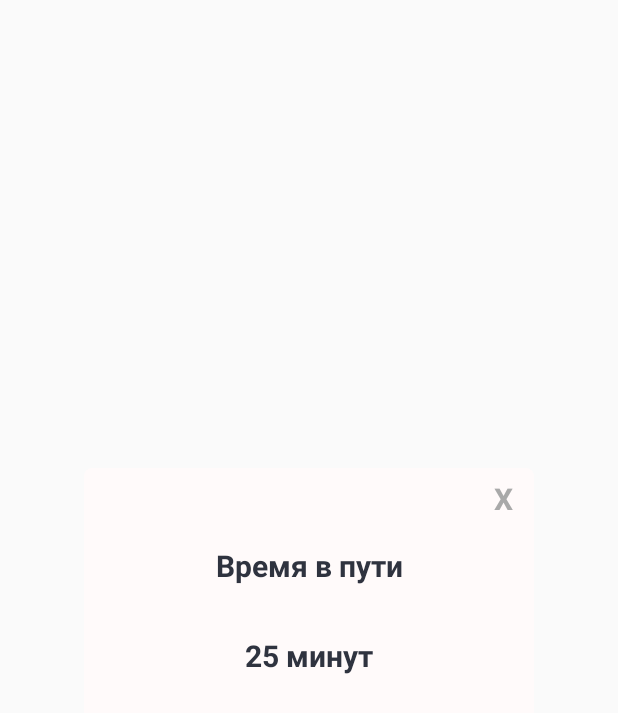
After one commit to Nefedov-Nikita/SubwayProject, an Android app: the layout time.xml on its own in the app's theme, with its tools: preview values and no code run, on a phone screen of 412 x 824 dp. The commit adds this screen. Shown: the top 713 px of the screen. Run offline under Robolectric (Android 15) with nearby library versions, the phone set to English and light mode, and no system bars.

Commit message:
Show time distance
Вывод времени в пути, доп фиксы

```diff
--- a/MapView-master/demo/src/main/java/com/onlylemi/mapview/ShortestPath.java
+++ b/MapView-master/demo/src/main/java/com/onlylemi/mapview/ShortestPath.java
@@ -179,6 +179,8 @@ class Graph {
                 if (this.name == End) {
                     EndDis = this.dist;
                     System.out.printf(" Итог: (%d)", EndDis);
+                    MarkLayerTestActivity c1 = new MarkLayerTestActivity();
+                    c1.distance = EndDis;
                 }
             }
         }
--- a/MapView-master/demo/src/main/java/com/onlylemi/mapview/TestData.java
+++ b/MapView-master/demo/src/main/java/com/onlylemi/mapview/TestData.java
@@ -457,10 +457,10 @@ public final class TestData {
                 marksName.add("Василеостровская");
             }
             if(i == 45) {
-                marksName.add("ПлощадьАлександра Невского - 1");
+                marksName.add("Площадь Александра Невского - 1");
             }
             if(i == 46) {
-                marksName.add("ПлощадьАлександра Невского - 2");
+                marksName.add("Площадь Александра Невского - 2");
             }
             if(i == 47) {
                 marksName.add("Елизаровская");
@@ -496,7 +496,7 @@ public final class TestData {
                 marksName.add("Старая Деревня");
             }
             if(i == 58) {
-                marksName.add("Крестовский Остров");
+                marksName.add("Крестовский остров");
             }
             if(i == 59) {
                 marksName.add("Чкаловская");
--- a/MapView-master/demo/src/main/res/layout/popup.xml
+++ b/MapView-master/demo/src/main/res/layout/popup.xml
@@ -25,7 +25,7 @@
         android:layout_height="60dp"
         android:textColor="@color/colorBlueDark"
         android:text="Станция метро"
-        android:textSize="20dp"
+        android:textSize="18dp"
         android:textStyle="bold"
         android:layout_gravity="center"
         android:gravity="center"/>
--- /dev/null
+++ b/MapView-master/demo/src/main/res/layout/time.xml
@@ -0,0 +1,42 @@
+<?xml version="1.0" encoding="utf-8"?>
+<LinearLayout xmlns:android="http://schemas.android.com/apk/res/android"
+    android:orientation="vertical"
+    android:layout_width="300dp"
+    android:layout_height="200dp"
+    android:background="@drawable/shape"
+    android:padding="5dp"
+    android:layout_gravity="center">
+
+
+    <TextView
+        android:id="@+id/txtclosetime"
+        android:layout_width="30dp"
+        android:layout_height="30dp"
+        android:textColor="@color/colorDarkGrey"
+        android:text="X"
+        android:textSize="20dp"
+        android:textStyle="bold"
+        android:layout_gravity="end"
+        android:gravity="center"/>
+
+    <TextView
+        android:id="@+id/lable"
+        android:layout_width="200dp"
+        android:layout_height="60dp"
+        android:textColor="@color/colorBlueDark"
+        android:text="Время в пути"
+        android:textSize="20dp"
+        android:textStyle="bold"
+        android:layout_gravity="center"
+        android:gravity="center"/>
+    <TextView
+        android:id="@+id/timer"
+        android:layout_width="200dp"
+        android:layout_height="60dp"
+        android:textColor="@color/colorBlueDark"
+        android:text="25 минут"
+        android:textSize="20dp"
+        android:textStyle="bold"
+        android:layout_gravity="center"
+        android:gravity="center"/>
+</LinearLayout>
```
Also changed, not shown: MapView-master/demo/src/main/java/com/onlylemi/mapview/MarkLayerTestActivity.java (+47 -5 lines).
